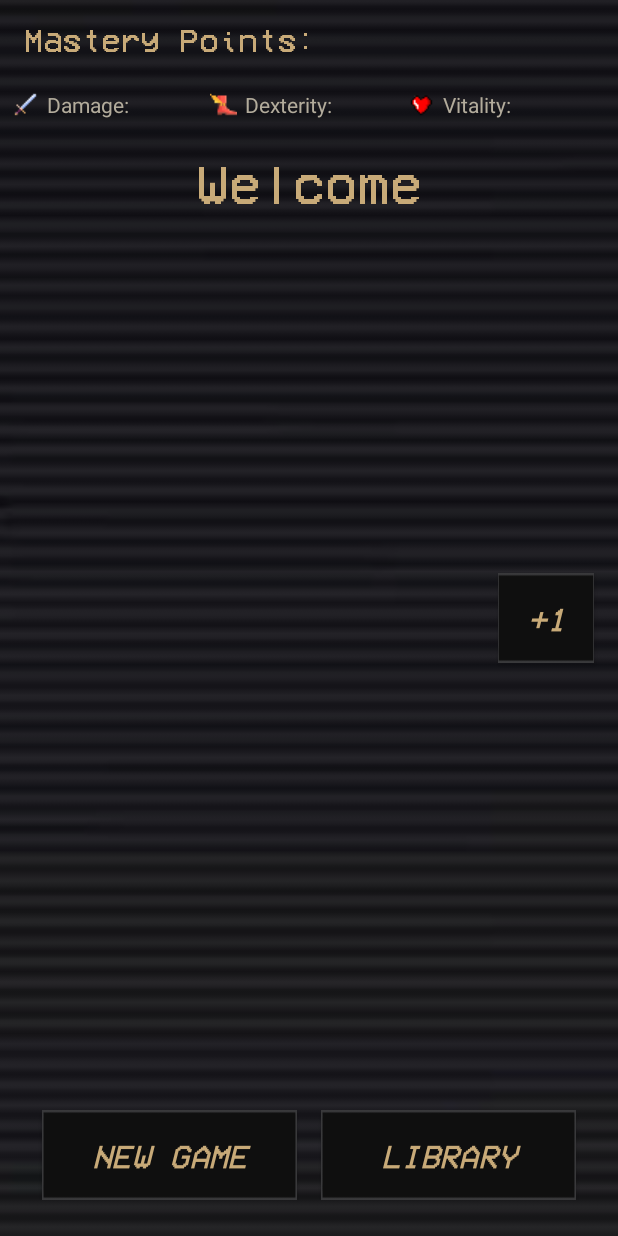
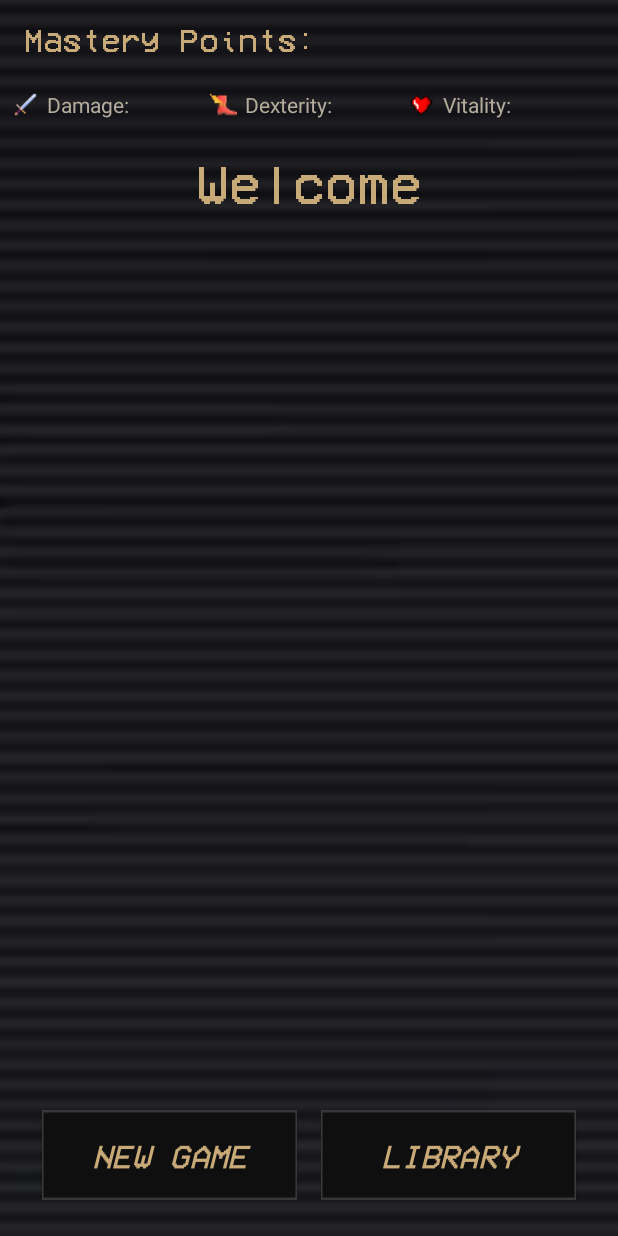
Before and after one commit to creiden47/M8_GAME, an Android app: the layout character_page.xml on its own in the app's theme, with its tools: preview values and no code run, on a phone screen of 412 x 824 dp. Run offline under Robolectric (Android 15) with nearby library versions, the phone set to English and light mode, and no system bars.

Commit message:
Pull this pls

```diff
--- a/app/src/main/res/layout/character_page.xml
+++ b/app/src/main/res/layout/character_page.xml
@@ -32,22 +32,6 @@
         android:layout_width="match_parent"
         android:layout_height="wrap_content"
         android:contentDescription="@string/contentDescCharacterImg" />
-    <Button
-        android:layout_alignParentEnd="true"
-        android:layout_centerInParent="true"
-        android:layout_width="64dp"
-        android:layout_height="60dp"
-        android:layout_gravity="bottom"
-        android:background="@drawable/button"
-        android:text="+1"
-        android:onClick="addMp"
-        android:textStyle="italic"
-        android:fontFamily="@font/font_main"
-        android:textColor="@color/colorAccent"
-        android:layout_marginRight="16dp"
-        android:textSize="22sp"
-        android:layout_marginEnd="16dp"
-        android:layout_alignParentRight="true" />
 
     <LinearLayout
         android:layout_alignParentBottom="true"
```
Also changed, not shown: app/src/main/java/com/example/franciscogarzil/m8_game/PKG_GAME/GView.java (+23 -12 lines), app/src/main/java/com/example/franciscogarzil/m8_game/PKG_GAME/inGame.java (+13 -11 lines), app/src/main/res/drawable/enemy1.png, app/src/main/res/drawable/enemy2.png, app/src/main/res/drawable/fireball.png, app/src/main/res/drawable/wizardplayer.PNG.
